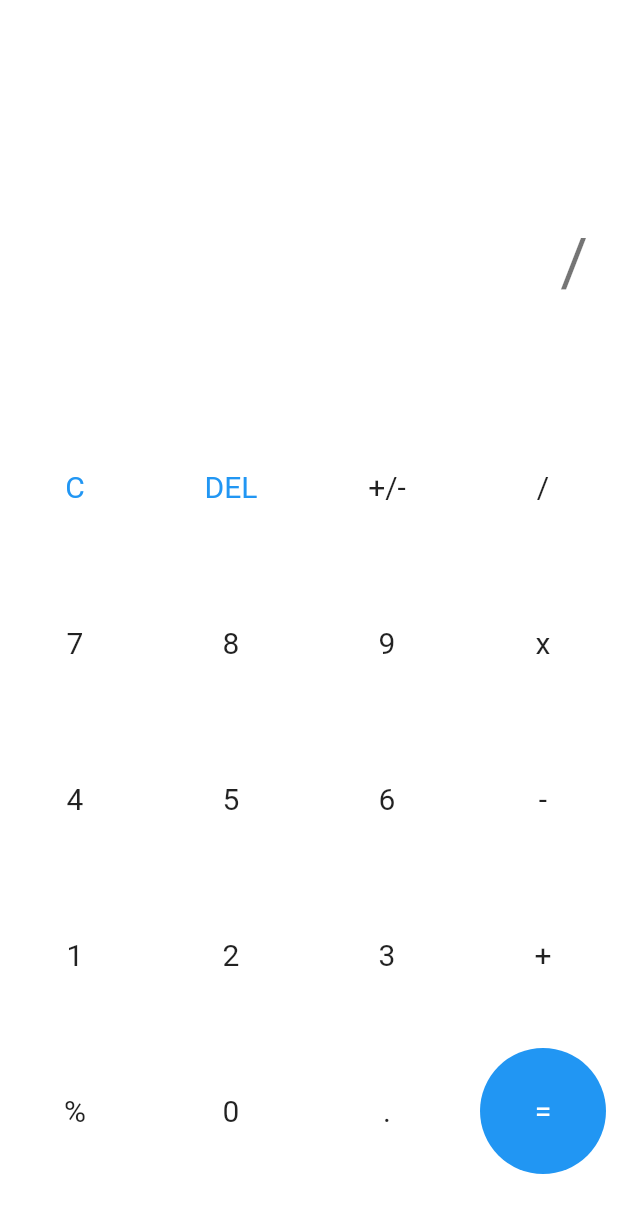
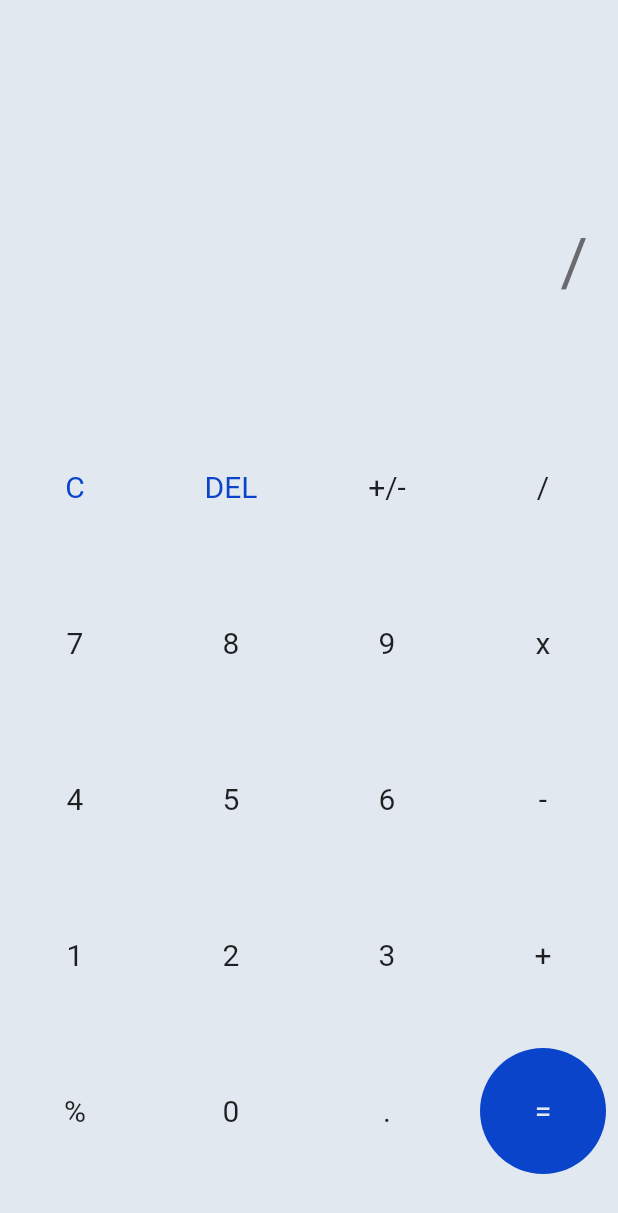
Before and after one commit to AryaveerSR/Calculator, a Flutter app: the screen it shows after launch, after a tap on an icon or button, on a phone screen of 412 x 824 dp. Shown: the top 1213 px of the screen. Run offline on Flutter 3.47's test engine with Material 2 defaults, Android fonts, the light colour scheme and no system bars; our stand-ins replace math_expressions, shared_preferences.

Commit message:
Halfway Through Themeing

```diff
--- a/lib/main.dart
+++ b/lib/main.dart
@@ -2,6 +2,7 @@ import 'package:flutter/material.dart';
 import 'package:provider/provider.dart';
 
 import 'services/theme/theme.model.dart';
+import 'services/theme/theme.data.dart' as themes;
 import 'screens/calculator.dart';
 
 void main() {
@@ -19,8 +20,7 @@ class App extends StatelessWidget {
           builder: (context, themeNotifier, child) => MaterialApp(
                 title: 'Calculator',
                 debugShowCheckedModeBanner: false,
-                theme:
-                    themeNotifier.isDark ? ThemeData.dark() : ThemeData.light(),
+                theme: themeNotifier.isDark ? themes.dark : themes.light,
                 home: const Calculator(),
               )),
     );
--- a/lib/screens/calculator.dart
+++ b/lib/screens/calculator.dart
@@ -21,7 +21,7 @@ class _CalculatorState extends State<Calculator> {
     return Consumer<ThemeModel>(
         builder: (context, ThemeModel themeNotifier, child) {
       return Scaffold(
-        backgroundColor: Theme.of(context).dialogBackgroundColor,
+        backgroundColor: Theme.of(context).scaffoldBackgroundColor,
         body: Column(
           mainAxisAlignment: MainAxisAlignment.spaceBetween,
           children: <Widget>[
@@ -60,30 +60,34 @@ class _CalculatorState extends State<Calculator> {
                       onClick: () {
                         final btn = buttons[index];
                         if (btn == "C") {
+                          if (userInput.isNotEmpty) {
                             setState(() {
                               userInput = '';
                               answer = '';
-                            answer = calcEqual(
-                                userInput: userInput, prevAnswer: answer);
                             });
+                          }
                         } else if (btn == "DEL") {
+                          if (userInput.isNotEmpty) {
                             setState(() {
                               userInput =
                                   userInput.substring(0, userInput.length - 1);
                               answer = calcEqual(
                                   userInput: userInput, prevAnswer: answer);
                             });
+                          }
                         } else if (btn == "=") {
                           setState(() {
                             userInput = answer.isEmpty ? userInput : answer;
                             answer = '';
                           });
                         } else if (btn == "+/-") {
+                          if (userInput.isNotEmpty) {
                             setState(() {
                               userInput = toggleNegative(userInput);
                               answer = calcEqual(
                                   userInput: userInput, prevAnswer: answer);
                             });
+                          }
                         } else {
                           setState(() {
                             userInput += btn;
--- /dev/null
+++ b/lib/services/theme/theme.data.dart
@@ -0,0 +1,57 @@
+import 'package:flutter/material.dart';
+
+final light = ThemeData(
+  primarySwatch: const MaterialColor(4278797515, {
+    50: Color(0xffe7eefe),
+    100: Color(0xffcedcfd),
+    200: Color(0xff9dbafb),
+    300: Color(0xff6c97f9),
+    400: Color(0xff3c74f6),
+    500: Color(0xff0b52f4),
+    600: Color(0xff0941c3),
+    700: Color(0xff063193),
+    800: Color(0xff042162),
+    900: Color(0xff021031)
+  }),
+  brightness: Brightness.light,
+  primaryColor: const Color(0xff0944cb),
+  primaryColorLight: const Color(0xffcedcfd),
+  primaryColorDark: const Color(0xff063193),
+  cardColor: const Color(0xffe2e8f0),
+  errorColor: const Color(0xffef4444),
+  scaffoldBackgroundColor: const Color(0xffe2e8f0),
+  colorScheme: const ColorScheme(
+    brightness: Brightness.light,
+    primary: Color(0xff0944cb),
+    secondary: Color(0xff0b52f4),
+    surface: Color(0xffe2e8f0),
+    background: Color(0xffe2e8f0),
+    error: Color(0xffef4444),
+    onPrimary: Color(0xffffffff),
+    onSecondary: Color(0xffffffff),
+    onSurface: Color(0xff0f172a),
+    onBackground: Color(0xffffffff),
+    onError: Color(0xfff1f5f9),
+  ),
+);
+
+final dark = ThemeData(
+    brightness: Brightness.dark,
+    primaryColor: const Color(0xff9dbafb),
+    primaryColorLight: const Color(0xffcedcfd),
+    primaryColorDark: const Color(0xff6c97f9),
+    scaffoldBackgroundColor: const Color(0xff1e293b),
+    errorColor: const Color(0xfffca5a5),
+    colorScheme: const ColorScheme(
+      brightness: Brightness.light,
+      primary: Color(0xff9dbafb),
+      secondary: Color(0xff6c97f9),
+      surface: Color(0xff6c97f9),
+      background: Color(0xff1e293b),
+      error: Color(0xfffca5a5),
+      onPrimary: Color(0xff0f172a),
+      onSecondary: Color(0xff0f172a),
+      onSurface: Color(0xffffffff),
+      onBackground: Color(0xffffffff),
+      onError: Color(0xfff1f5f9),
+    ));
--- a/lib/ui/button/button.dart
+++ b/lib/ui/button/button.dart
@@ -22,13 +22,13 @@ class TileButton extends StatelessWidget {
         ButtonTier.regular: Colors.transparent,
         ButtonTier.highlighted: Colors.transparent,
         ButtonTier.operator: Theme.of(context).colorScheme.surface,
-        ButtonTier.equal: Theme.of(context).colorScheme.primary,
+        ButtonTier.equal: Theme.of(context).primaryColor
       }[tier],
       highlightColor: {
         ButtonTier.regular: Theme.of(context).colorScheme.surface,
         ButtonTier.highlighted: Theme.of(context).colorScheme.surface,
         ButtonTier.operator: Theme.of(context).colorScheme.primary,
-        ButtonTier.equal: Theme.of(context).colorScheme.onPrimary,
+        ButtonTier.equal: Theme.of(context).primaryColorLight,
       }[tier],
       elevation: 0,
       shape: RoundedRectangleBorder(
@@ -39,12 +39,12 @@ class TileButton extends StatelessWidget {
             buttonText,
             style: TextStyle(
               color: {
-                ButtonTier.highlighted: Theme.of(context).colorScheme.primary,
+                ButtonTier.highlighted: Theme.of(context).primaryColor,
                 ButtonTier.regular:
                     Theme.of(context).textTheme.bodyLarge!.color,
                 ButtonTier.operator:
                     Theme.of(context).textTheme.bodyLarge!.color,
-                ButtonTier.equal: Theme.of(context).colorScheme.onPrimary
+                ButtonTier.equal: Theme.of(context).scaffoldBackgroundColor,
               }[tier],
               fontSize: 20,
             ),
```
Also changed, not shown: img/dark.png (added), img/light.png (added), 1 other file. Lines whose indentation alone changed are shown as unchanged.
